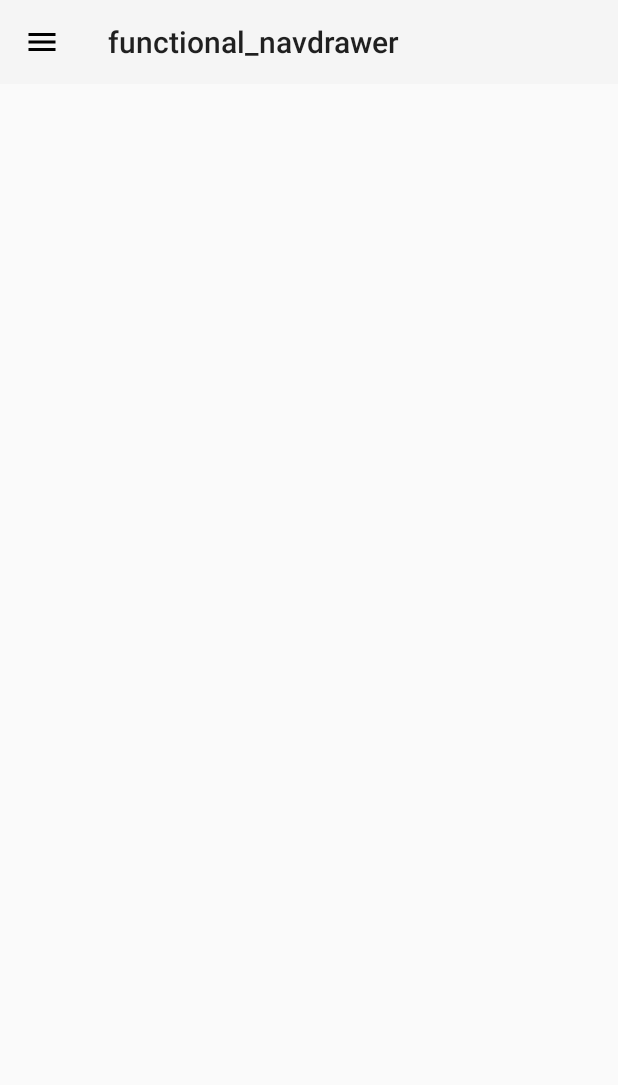
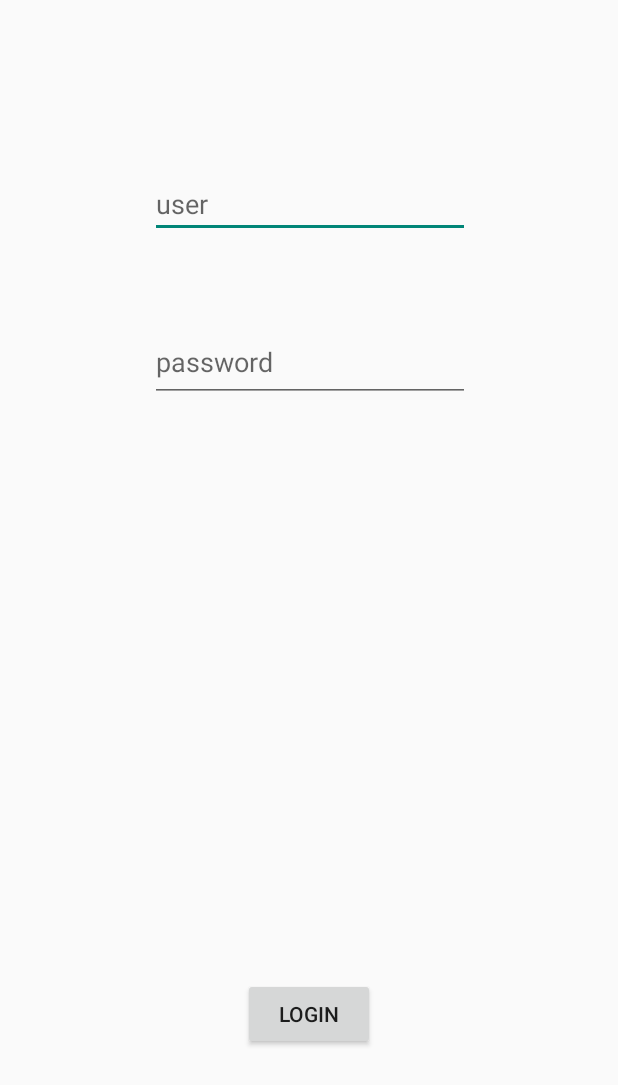
Before and after one commit to ICC-4102-APLICACIONESMOVILES/laboratorio-5-jvejar1, an Android app: the screen it shows after launch (MainActivity before the commit, Login after it), on a phone screen of 412 x 824 dp. Shown: the top 1085 px of the screen. Run offline under Robolectric (Android 15) with nearby library versions, the phone set to English and light mode, and no system bars; our stand-ins replace Volley.

Commit message:
partes 1,3

```diff
--- a/app/build.gradle
+++ b/app/build.gradle
@@ -25,7 +25,7 @@ dependencies {
     implementation 'android.arch.persistence.room:runtime:1.0.0'
     annotationProcessor 'android.arch.persistence.room:compiler:1.0.0'
 
-
+    implementation 'com.android.volley:volley:1.1.0'
     implementation fileTree(dir: 'libs', include: ['*.jar'])
 
     implementation 'com.android.support.constraint:constraint-layout:1.0.2'
--- a/app/src/main/java/com/example/e440/functional_navdrawer/JsonObjectArrayRequest.java
+++ b/app/src/main/java/com/example/e440/functional_navdrawer/JsonObjectArrayRequest.java
@@ -1,4 +1,4 @@
-package cl.magnet.volleyexample;
+package com.example.e440.functional_navdrawer;
 
 import com.android.volley.NetworkResponse;
 import com.android.volley.ParseError;
--- a/app/src/main/java/com/example/e440/functional_navdrawer/NetworkManager.java
+++ b/app/src/main/java/com/example/e440/functional_navdrawer/NetworkManager.java
@@ -1,8 +1,7 @@
-package cl.magnet.volleyexample;
+package com.example.e440.functional_navdrawer;
 
 import android.content.Context;
-import android.graphics.Bitmap;
-import android.util.LruCache;
+import android.net.wifi.hotspot2.pps.Credential;
 
 import com.android.volley.AuthFailureError;
 import com.android.volley.NetworkResponse;
@@ -70,6 +69,7 @@ public class NetworkManager {
 
                         JSONObject headers = response.optJSONObject("headers");
                         token = headers.optString("Authorization", "");
+                        CredentialsManager.getInstance(null).saveToken(token);
                         responseListener.onResponse(response);
                     }
                 }, errorListener){
--- a/app/src/main/res/layout/login_layout.xml
+++ b/app/src/main/res/layout/login_layout.xml
@@ -1,6 +1,58 @@
 <?xml version="1.0" encoding="utf-8"?>
 <android.support.constraint.ConstraintLayout
-    xmlns:android="http://schemas.android.com/apk/res/android" android:layout_width="match_parent"
-    android:layout_height="match_parent">
+    xmlns:android="http://schemas.android.com/apk/res/android"
+    xmlns:app="http://schemas.android.com/apk/res-auto"
+    xmlns:tools="http://schemas.android.com/tools"
+    android:layout_width="match_parent"
+    android:layout_height="match_parent"
+    tools:context="com.example.e440.functional_navdrawer.xd">
 
+    <EditText
+        android:id="@+id/userEditText"
+        android:layout_width="wrap_content"
+        android:layout_height="wrap_content"
+        android:layout_marginBottom="8dp"
+        android:layout_marginEnd="8dp"
+        android:layout_marginStart="8dp"
+        android:layout_marginTop="8dp"
+        android:ems="10"
+        android:hint="user"
+        android:inputType="textPersonName"
+        app:layout_constraintBottom_toBottomOf="parent"
+        app:layout_constraintEnd_toEndOf="parent"
+        app:layout_constraintHorizontal_bias="0.503"
+        app:layout_constraintStart_toStartOf="parent"
+        app:layout_constraintTop_toTopOf="parent"
+        app:layout_constraintVertical_bias="0.138" />
+
+    <EditText
+        android:id="@+id/passwordEditText"
+        android:layout_width="wrap_content"
+        android:layout_height="53dp"
+        android:layout_marginBottom="8dp"
+        android:layout_marginEnd="8dp"
+        android:layout_marginStart="8dp"
+        android:layout_marginTop="56dp"
+        android:ems="10"
+        android:hint="password"
+        android:inputType="textPassword"
+        app:layout_constraintBottom_toTopOf="@+id/button"
+        app:layout_constraintEnd_toEndOf="parent"
+        app:layout_constraintHorizontal_bias="0.503"
+        app:layout_constraintStart_toStartOf="parent"
+        app:layout_constraintTop_toBottomOf="@+id/userEditText"
+        app:layout_constraintVertical_bias="0.0" />
+
+    <Button
+        android:id="@+id/button"
+        android:layout_width="wrap_content"
+        android:layout_height="wrap_content"
+        android:layout_marginBottom="124dp"
+        android:layout_marginEnd="8dp"
+        android:layout_marginStart="8dp"
+        android:onClick="loginButtonClick"
+        android:text="Login"
+        app:layout_constraintBottom_toBottomOf="parent"
+        app:layout_constraintEnd_toEndOf="parent"
+        app:layout_constraintStart_toStartOf="parent" />
 </android.support.constraint.ConstraintLayout>
```
Also changed, not shown: app/src/main/AndroidManifest.xml (+11 -1 lines), app/src/main/java/com/example/e440/functional_navdrawer/CredentialsManager.java (+25 -2 lines), app/src/main/java/com/example/e440/functional_navdrawer/Login.java (+31 -18 lines), app/src/main/java/com/example/e440/functional_navdrawer/MainActivity.java (+93 -1 lines).
